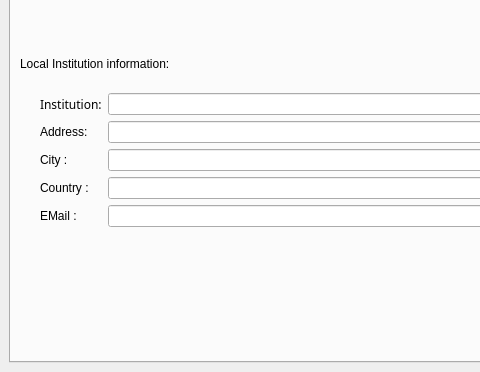
Above: starviewer/src/inputoutput/qconfigurationscreenbase.ui from starviewer-medical/starviewer before the change; both pictures show x 0 to 480 and y 244 to 616 of the 848 by 616 pixel window. Below: the same form after it.
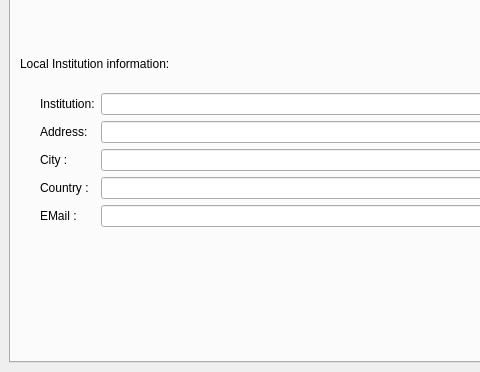
That is the form after the change. The open tabs and pages were chosen to show the change. Icons and pictures are not drawn.

Commit message: BUG: Millorada font "original" (ticket #515)

Diff of the .ui file:
```diff
--- a/starviewer/src/inputoutput/qconfigurationscreenbase.ui
+++ b/starviewer/src/inputoutput/qconfigurationscreenbase.ui
@@ -820,17 +820,6 @@
            </item>
            <item row="0" column="0" >
             <widget class="QLabel" name="label_3" >
-             <property name="font" >
-              <font>
-               <family>Sans Serif</family>
-               <pointsize>9</pointsize>
-               <weight>50</weight>
-               <italic>false</italic>
-               <bold>false</bold>
-               <underline>false</underline>
-               <strikeout>false</strikeout>
-              </font>
-             </property>
              <property name="text" >
               <string>Institution:</string>
              </property>
```
Left out of the diff: 2 changed lines with no effect on the pictures.
